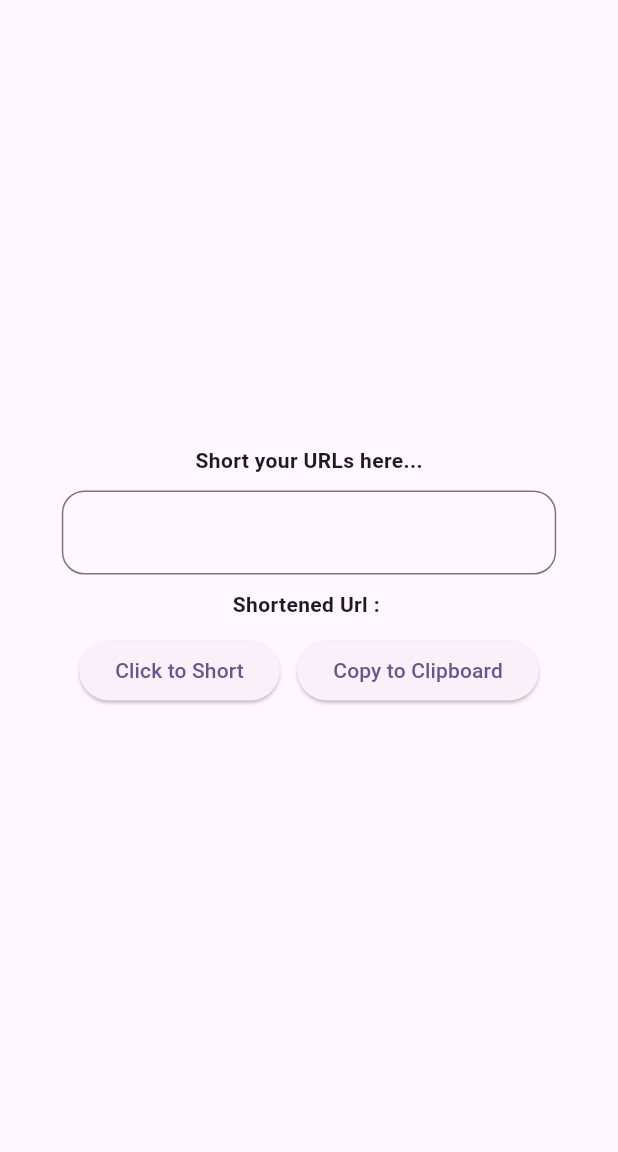
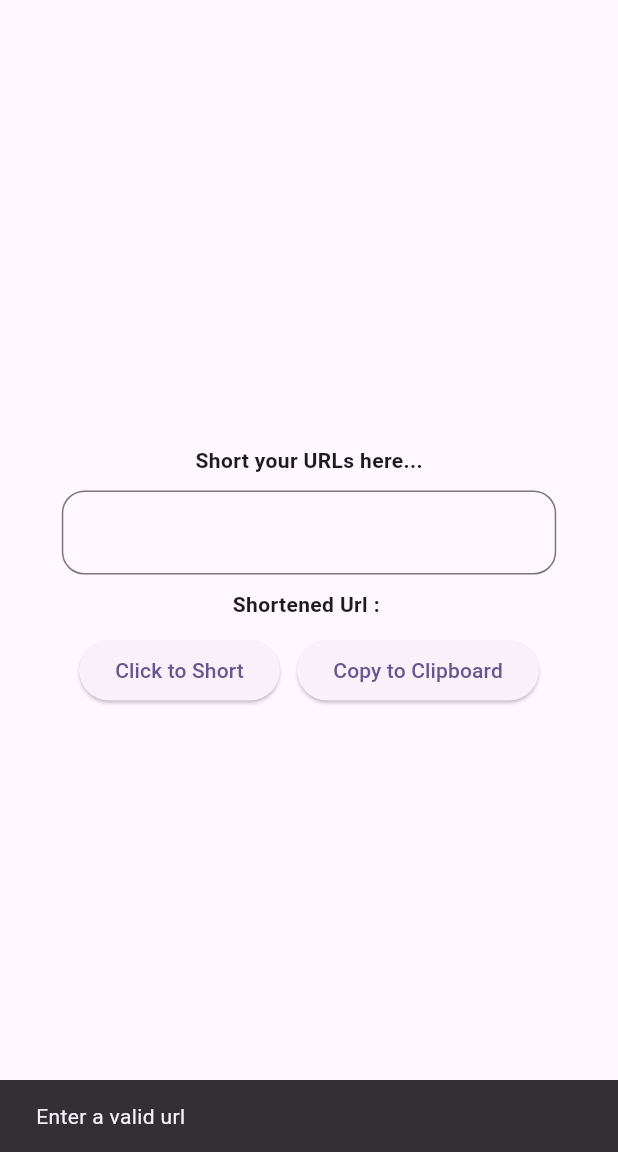
Before and after one commit to VinayaAugusthy/url_shortner, a Flutter app: the screen it shows after launch, after a tap on "Click to Short", on a phone screen of 412 x 824 dp, the part 84-1236 px from its top. Run offline on Flutter 3.47's test engine with Material 2 defaults, Android fonts, the phone set to English and light mode, and no system bars; missing offline and left inert: clipboard.

Commit message:
formatting

```diff
--- /dev/null
+++ b/lib/finctions.dart
@@ -0,0 +1,28 @@
+ import 'package:flutter/material.dart';
+
+bool isValidUrl(String url) {
+    // Define a regular expression pattern for URL validation
+    RegExp urlRegExp = RegExp(
+      r'^(https?://)?' // Optional scheme (http:// or https://)
+      r'(([A-Z0-9-]+\.)+[A-Z]{2,63})' // Domain (example.com)
+      r'(/[-a-zA-Z0-9+&@#/%?=~_|!:,.;]*[-a-zA-Z0-9+&@#/%=~_|])?' // Optional path
+      r'$', // End of string
+      caseSensitive: false, // Case-insensitive matching
+    );
+
+    // Use the RegExp's hasMatch method to check if the input matches the pattern
+    return urlRegExp.hasMatch(url);
+  }
+
+  showSnackbar(BuildContext context, String content) {
+    ScaffoldMessenger.of(context).showSnackBar(
+      SnackBar(
+        content: Text(content),
+      ),
+    );
+     SizedBox height() {
+    return const SizedBox(
+      height: 10,
+    );
+  }
+  }
--- a/lib/home.dart
+++ b/lib/home.dart
@@ -1,8 +1,8 @@
 import 'dart:convert';
-
 import 'package:clipboard/clipboard.dart';
 import 'package:flutter/material.dart';
 import 'package:http/http.dart' as http;
+import 'package:url_shortner/finctions.dart';
 
 class HomeScreen extends StatefulWidget {
   const HomeScreen({super.key});
@@ -38,7 +38,6 @@ class _HomeScreenState extends State<HomeScreen> {
         padding: EdgeInsets.only(
           left: size.width * 0.1,
           right: size.width * 0.1,
-          // top:
         ),
         child: Column(
           mainAxisAlignment: MainAxisAlignment.center,
@@ -49,9 +48,7 @@ class _HomeScreenState extends State<HomeScreen> {
                 fontWeight: FontWeight.bold,
               ),
             ),
-            const SizedBox(
-              height: 10,
-            ),
+           height(),
             TextFormField(
               controller: urlController,
               decoration: InputDecoration(
@@ -60,18 +57,14 @@ class _HomeScreenState extends State<HomeScreen> {
                 ),
               ),
             ),
-            const SizedBox(
-              height: 10,
-            ),
+           height(),
             Text(
               'Shortened Url : $shortenLink',
               style: const TextStyle(
                 fontWeight: FontWeight.bold,
               ),
             ),
-            const SizedBox(
-              height: 10,
-            ),
+            height(),
             Row(
               mainAxisAlignment: MainAxisAlignment.spaceEvenly,
               children: [
@@ -98,9 +91,15 @@ class _HomeScreenState extends State<HomeScreen> {
       ),
     );
   }
+  SizedBox height() {
+    return const SizedBox(
+      height: 10,
+    );
+  }
 
-  Future<String> getUrl() async {
+  getUrl() async {
     var url = urlController.text;
+    if (isValidUrl(url)) {
       var response = await http.get(
         Uri.parse(
           'https://api.shrtco.de/v2/shorten?url=$url',
@@ -111,6 +110,8 @@ class _HomeScreenState extends State<HomeScreen> {
       setState(() {
         shortenLink = jsonData['result']['short_link'];
       });
-    return 'Success';
+    } else {
+      showSnackbar(context, 'Enter a valid url');
     }
   }
+}
```
Lines whose indentation alone changed are shown as unchanged.
